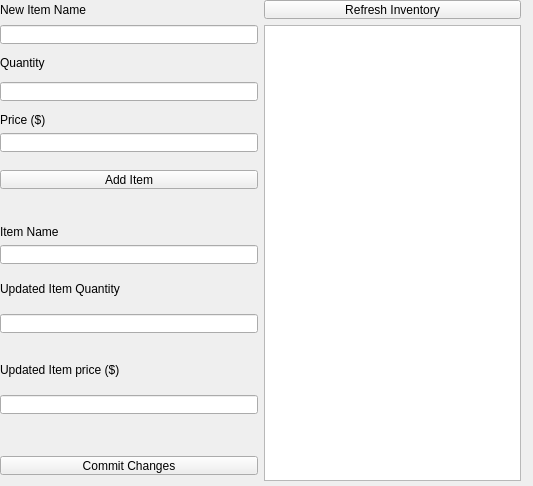
The window that project2/admin2.ui (Jonjy/CS-1C-project-2) describes before a commit, drawn with Qt 5.
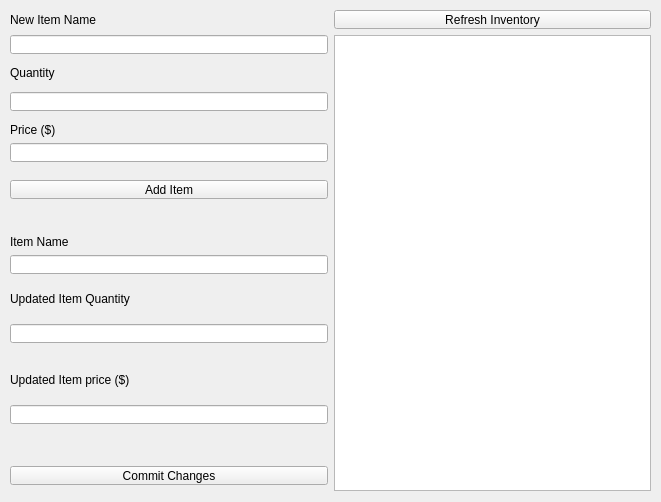
The same window after the commit.

```diff
--- a/project2/admin2.ui
+++ b/project2/admin2.ui
@@ -6,8 +6,8 @@
    <rect>
     <x>0</x>
     <y>0</y>
-    <width>533</width>
-    <height>486</height>
+    <width>661</width>
+    <height>502</height>
    </rect>
   </property>
   <property name="windowTitle">
@@ -16,9 +16,9 @@
   <widget class="QWidget" name="centralWidget">
    <property name="geometry">
     <rect>
-     <x>0</x>
-     <y>0</y>
-     <width>521</width>
+     <x>10</x>
+     <y>10</y>
+     <width>641</width>
      <height>481</height>
     </rect>
    </property>
```
Left out of the diff: 90 changed lines with no effect on the pictures.
